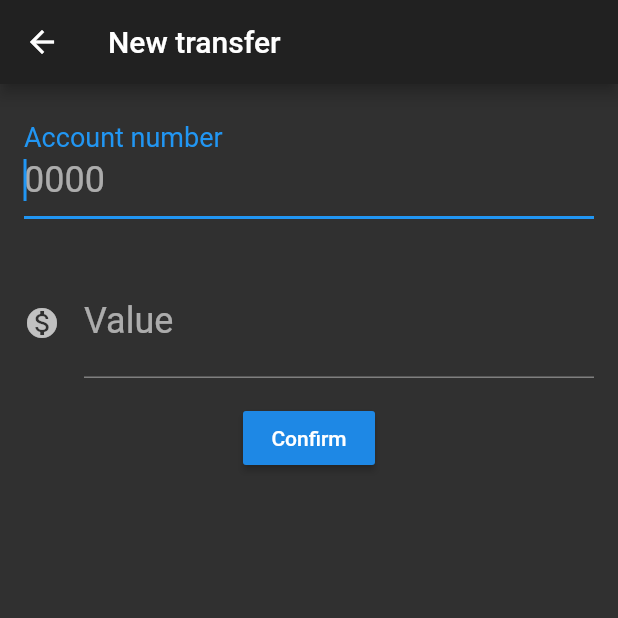
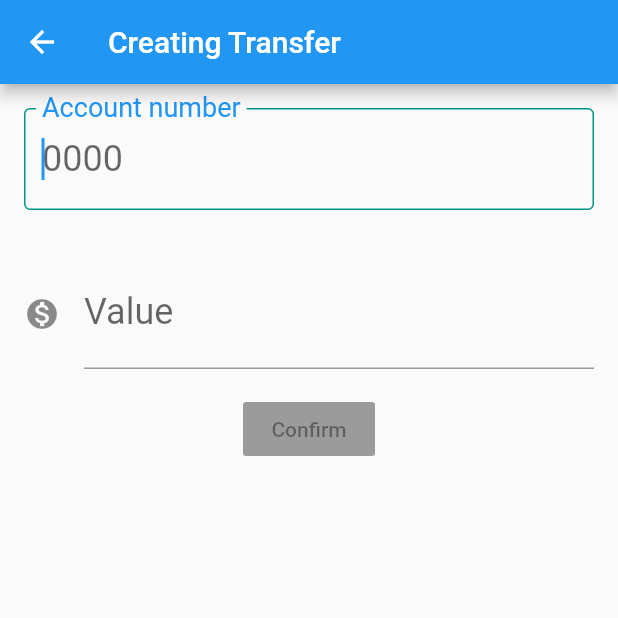
Before and after one commit to analuisabavati/bytebank-flutter, a Flutter app: the screen it shows after launch, after a tap on the "add" icon, on a phone screen of 412 x 824 dp, the top half of it. Run offline on Flutter 3.47's test engine with Material 2 defaults, Android fonts, the phone set to English and light mode, and no system bars.

Commit message:
final solution

```diff
--- a/lib/main.dart
+++ b/lib/main.dart
@@ -1,16 +1,15 @@
 import 'package:flutter/material.dart';
 
-void main() => runApp(ByteBankApp());
+void main() => runApp(BytebankApp());
 
-class ByteBankApp extends StatelessWidget {
+class BytebankApp extends StatelessWidget {
   @override
   Widget build(BuildContext context) {
-    var transferFormWidget = TransferForm();
-
     return MaterialApp(
-      home: TransferList(),
-      theme: ThemeData.dark(),
-    );
+      // theme: ThemeData.dark(),
+        home: Scaffold(
+          body: TransfersList(),
+        ));
   }
 }
 
@@ -49,7 +48,7 @@ class _TransferFormState extends State<TransferForm> {
     setState(() {
       _isAccountFieldValid =
           int.tryParse(_accountNumberFieldController.text) != null;
-      _isValueFieldValid = int.tryParse(_valueFieldController.text) != null;
+      _isValueFieldValid = double.tryParse(_valueFieldController.text) != null;
     });
   }
 
@@ -57,30 +56,30 @@ class _TransferFormState extends State<TransferForm> {
   Widget build(BuildContext context) {
     return Scaffold(
       appBar: AppBar(
-        title: Text('New transfer'),
+        title: Text('Creating Transfer'),
       ),
       body: SingleChildScrollView(
         child: Column(
-          children: [
+          children: <Widget>[
             Editor(
               controller: _accountNumberFieldController,
               label: 'Account number',
               hint: '0000',
               autofocus: true,
-              onChanged: (value) => _isValueFieldDirty = true,
-              hasError: _isValueFieldDirty && !_isValueFieldDirty,
+              onChanged: (value)  => _isAccountFieldDirty = true,
+              hasError: _isAccountFieldDirty && !_isAccountFieldValid,
             ),
             Editor(
               controller: _valueFieldController,
               label: 'Value',
-              hint: '0000',
+              hint: '0.00',
               icon: Icons.monetization_on,
-              onChanged: (value) => _isValueFieldDirty = true,
-              hasError: _isValueFieldDirty && !_isValueFieldDirty,
+              onChanged: (value)  => _isValueFieldDirty = true,
+              hasError: _isValueFieldDirty && !_isValueFieldValid,
             ),
             RaisedButton(
               child: Text('Confirm'),
-              onPressed: () => _createdTransfer(context),
+              onPressed: _isFormValid() ? () => _createTransfer(context) : null,
             ),
           ],
         ),
@@ -88,13 +87,12 @@ class _TransferFormState extends State<TransferForm> {
     );
   }
 
-  void _createdTransfer(BuildContext context) {
+  void _createTransfer(BuildContext context) {
     final int accountNumber = int.tryParse(_accountNumberFieldController.text);
     final double value = double.tryParse(_valueFieldController.text);
 
     if (accountNumber != null && value != null) {
-      final transferCreated =
-      Transfer(accountNumber: accountNumber, value: value);
+      final transferCreated = Transfer(value, accountNumber);
       debugPrint('$transferCreated');
       Navigator.pop(context, transferCreated);
     }
@@ -102,7 +100,7 @@ class _TransferFormState extends State<TransferForm> {
 
   @override
   void dispose() {
-    debugPrint('Dispose called from TransferForm');
+    debugPrint('dispose called from TransferForm');
     _accountNumberFieldController.dispose();
     _valueFieldController.dispose();
     super.dispose();
@@ -115,14 +113,18 @@ class Editor extends StatelessWidget {
   final String hint;
   final IconData icon;
   final bool autofocus;
+  final bool hasError;
+  final void Function(String) onChanged;
 
-  const Editor({@required this.controller,
+  Editor({
+    @required this.controller,
     @required this.label,
     @required this.hint,
-    this.autofocus,
     this.icon,
-    bool Function(String) onChanged,
-    bool hasError});
+    this.onChanged,
+    this.autofocus = false,
+    this.hasError = false,
+  });
 
   @override
   Widget build(BuildContext context) {
@@ -130,22 +132,25 @@ class Editor extends StatelessWidget {
       padding: const EdgeInsets.all(16.0),
       child: TextField(
         controller: controller,
-        style: TextStyle(
-          fontSize: 24,
-        ),
+        style: TextStyle(fontSize: 24.0),
+        onChanged: onChanged,
         decoration: InputDecoration(
           icon: icon != null ? Icon(this.icon) : null,
           labelText: label,
           hintText: hint,
+          focusedBorder: new OutlineInputBorder(
+            borderSide:
+            new BorderSide(color: hasError ? Colors.red : Colors.teal),
+          ),
         ),
         keyboardType: TextInputType.number,
-        autofocus: autofocus != null ? autofocus : false,
+        autofocus: autofocus,
       ),
     );
   }
 }
 
-class TransferList extends StatefulWidget {
+class TransfersList extends StatefulWidget {
   final List<Transfer> _transfers = List();
 
   @override
@@ -154,16 +159,17 @@ class TransferList extends StatefulWidget {
   }
 }
 
-class TransfersListState extends State<TransferList> {
+class TransfersListState extends State<TransfersList> {
   @override
   Widget build(BuildContext context) {
     return Scaffold(
       body: ListView.builder(
-          itemCount: widget._transfers.length,
-          itemBuilder: (context, index) {
-            final transfer = widget._transfers[index];
-            return TransferItem(transfer);
-          }),
+        itemCount: widget._transfers.length,
+        itemBuilder: (context, index) {
+          final transfer = widget._transfers[index];
+          return TransferItem(transfer);
+        },
+      ),
       appBar: AppBar(
         title: Text('Transfers'),
       ),
@@ -175,7 +181,7 @@ class TransfersListState extends State<TransferList> {
             return TransferForm();
           }));
           future.then((transferReceived) {
-            debugPrint('Future');
+            debugPrint('arrived at then of the future');
             debugPrint('$transferReceived');
             if (transferReceived != null) {
               setState(() {
@@ -192,7 +198,7 @@ class TransfersListState extends State<TransferList> {
 class TransferItem extends StatelessWidget {
   final Transfer _transfer;
 
-  const TransferItem(this._transfer);
+  TransferItem(this._transfer);
 
   @override
   Widget build(BuildContext context) {
@@ -210,7 +216,7 @@ class Transfer {
   final double value;
   final int accountNumber;
 
-  const Transfer({this.value, this.accountNumber});
+  Transfer(this.value, this.accountNumber);
 
   @override
   String toString() {
```
